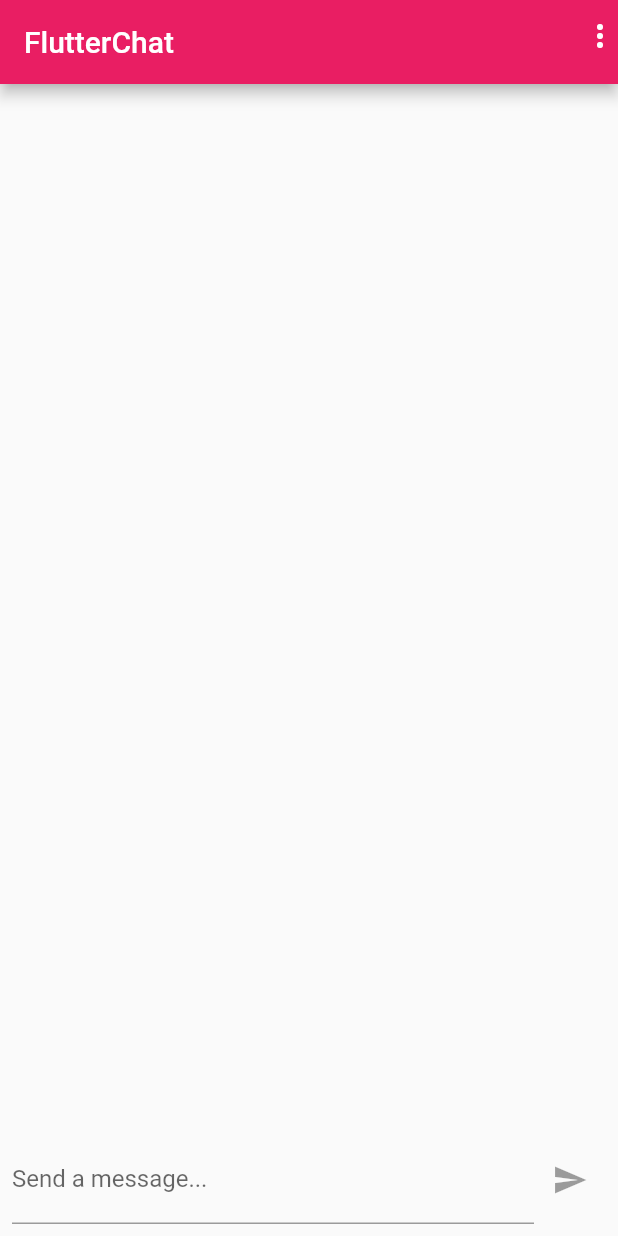
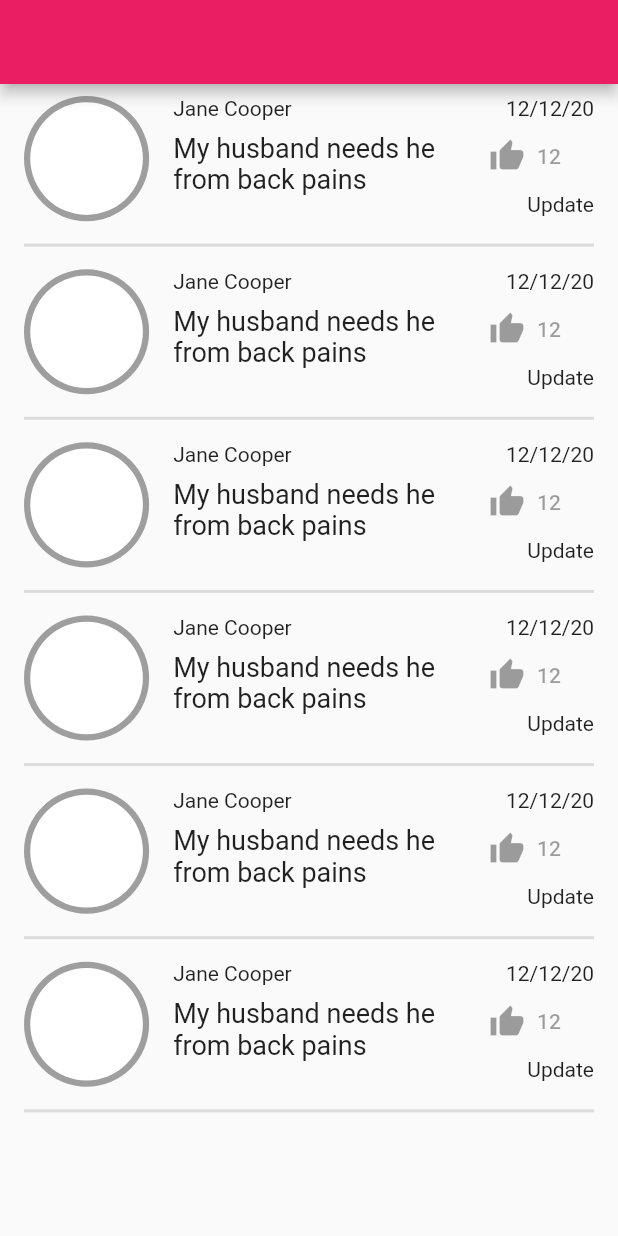
Before and after one commit to aaroncrutchfield/flutter_firebase_chat_app, a Flutter app: the screen it shows once a user with an empty profile is signed in, on a phone screen of 412 x 824 dp. Run offline on Flutter 3.47's test engine with Material 2 defaults, Android fonts, the phone set to English and light mode, and no system bars; our stand-ins replace cloud_firestore, firebase_auth, firebase_messaging, firebase_storage, image_picker; accounts and stored records are empty.

Commit message:
Create basic prayer screen

```diff
--- a/lib/main.dart
+++ b/lib/main.dart
@@ -2,6 +2,7 @@ import 'package:firebase_auth/firebase_auth.dart';
 import 'package:flutter/material.dart';
 import 'package:flutter_firebase_chat_app/screens/auth_screen.dart';
 import 'package:flutter_firebase_chat_app/screens/chat_screen.dart';
+import 'package:flutter_firebase_chat_app/screens/prayers_screen.dart';
 
 void main() {
   runApp(MyApp());
@@ -29,7 +30,7 @@ class MyApp extends StatelessWidget {
       home: StreamBuilder(stream: FirebaseAuth.instance.onAuthStateChanged,
       builder: (ctx, userSnapshot) {
         if (userSnapshot.hasData) {
-          return ChatScreen();
+          return PrayersScreen();
         }
         return AuthScreen();
       },),
--- /dev/null
+++ b/lib/screens/prayers_screen.dart
@@ -0,0 +1,21 @@
+import 'package:flutter/material.dart';
+import 'package:flutter_firebase_chat_app/widgets/prayer/prayer_item_widget.dart';
+
+class PrayersScreen extends StatefulWidget {
+  @override
+  _PrayersScreenState createState() => _PrayersScreenState();
+}
+
+class _PrayersScreenState extends State<PrayersScreen> {
+  @override
+  Widget build(BuildContext context) {
+    return Scaffold(
+      appBar: AppBar(),
+      body: ListView.builder(
+          itemCount: 6,
+          itemBuilder: (ctx, index) {
+            return PrayerItemWidget();
+          }),
+    );
+  }
+}
--- /dev/null
+++ b/lib/widgets/prayer/prayer_item_widget.dart
@@ -0,0 +1,71 @@
+import 'package:flutter/material.dart';
+import 'package:flutter/widgets.dart';
+
+class PrayerItemWidget extends StatelessWidget {
+  @override
+  Widget build(BuildContext context) {
+    return Column(
+      children: <Widget>[
+        Container(
+          padding: EdgeInsets.symmetric(vertical: 8, horizontal: 16),
+          child: Row(
+            crossAxisAlignment: CrossAxisAlignment.start,
+            children: <Widget>[
+              Flexible(
+                flex: 2,
+                fit: FlexFit.tight,
+                child: FittedBox(
+                  child: CircleAvatar(
+                    backgroundColor: Colors.grey,
+                    child: Container(
+                      margin: EdgeInsets.all(2),
+                      child: CircleAvatar(
+                        backgroundColor: Colors.white,
+                      ),
+                    ),
+                  ),
+                ),
+              ),
+              Flexible(
+                flex: 5,
+                fit: FlexFit.tight,
+                child: Padding(
+                  padding: const EdgeInsets.symmetric(horizontal: 16),
+                  child: Column(
+                    crossAxisAlignment: CrossAxisAlignment.start,
+                    children: <Widget>[
+                      Text('Jane Cooper'), // username
+                      SizedBox(height: 8),
+                      Text(
+                        'My husband needs he from back pains',
+                        softWrap: true,
+                        style: TextStyle(fontSize: 18),
+                      ), // prayer title
+                    ],
+                  ),
+                ),
+              ),
+              Column(
+                crossAxisAlignment: CrossAxisAlignment.end,
+                children: <Widget>[
+                  FittedBox(child: Text('12/12/20')), // created date
+                  FittedBox(
+                      child: FlatButton.icon(
+                          onPressed: null,
+                          icon: Icon(Icons.thumb_up),
+                          label: Text('12'))), // prayers count
+                  FittedBox(child: Text('Update')), // update status
+                ],
+              ),
+            ],
+          ),
+        ),
+        Divider(
+          thickness: 2.0,
+          indent: 16.0,
+          endIndent: 16.0,
+        ),
+      ],
+    );
+  }
+}
```
